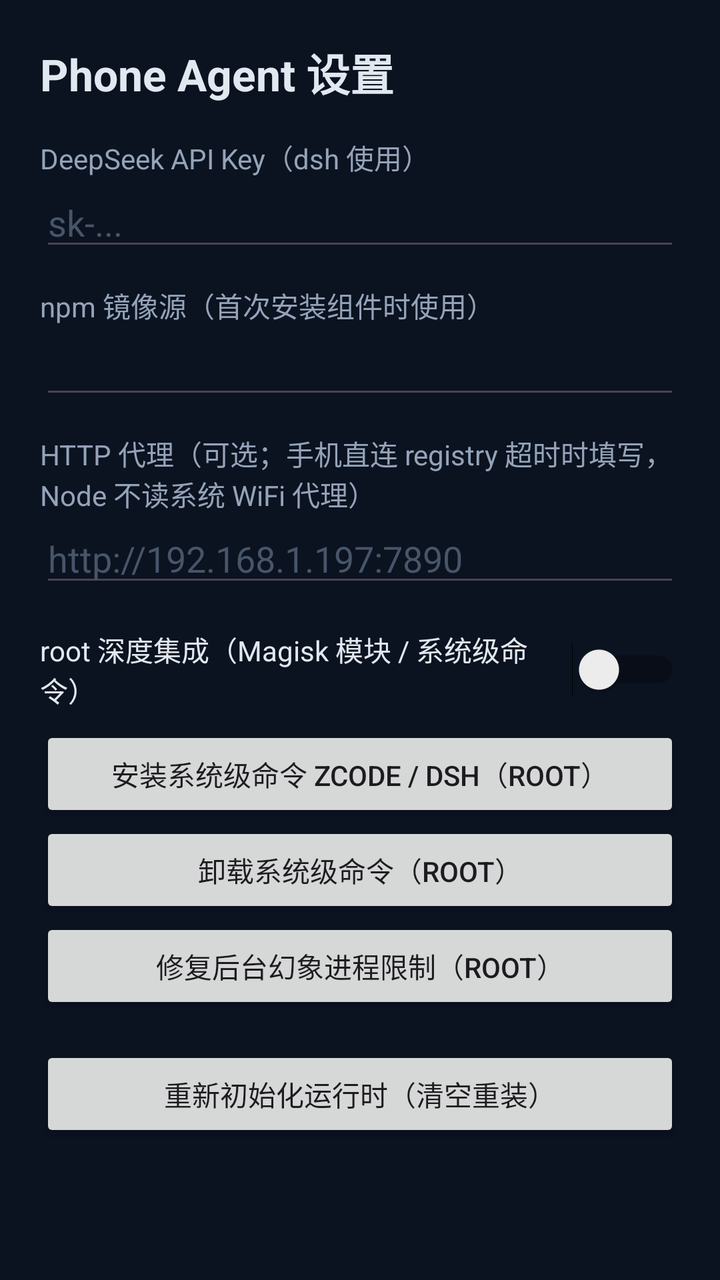
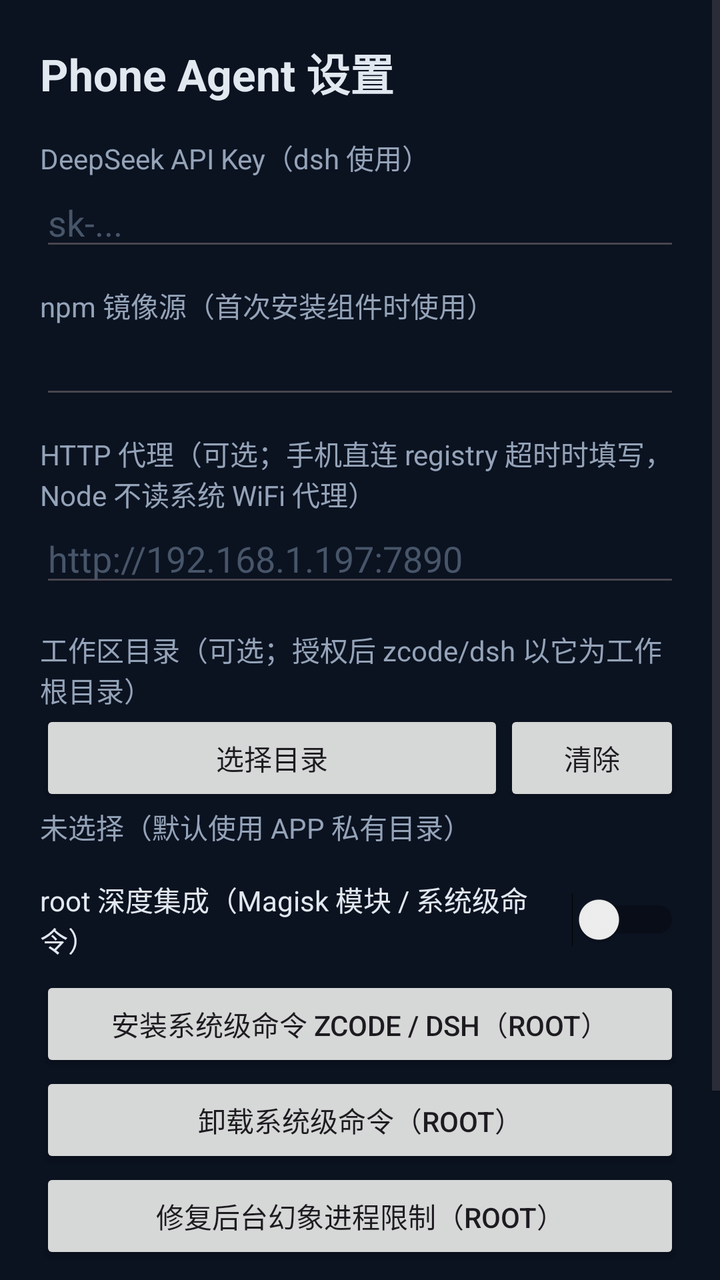

An Android layout rendered at two revisions. The XML below is the earlier revision; the diff shows what the commit changed to produce the second picture.
<!-- AndroidManifest.xml: application theme Theme.PhoneAgent -->
<!-- res/layout/activity_settings.xml -->
<?xml version="1.0" encoding="utf-8"?>
<ScrollView xmlns:android="http://schemas.android.com/apk/res/android"
    android:layout_width="match_parent"
    android:layout_height="match_parent"
    android:background="@color/ic_bg">

    <LinearLayout
        android:layout_width="match_parent"
        android:layout_height="wrap_content"
        android:orientation="vertical"
        android:padding="20dp">

        <TextView
            android:layout_width="wrap_content"
            android:layout_height="wrap_content"
            android:paddingBottom="16dp"
            android:text="@string/settings_label"
            android:textColor="#E2E8F0"
            android:textSize="22sp"
            android:textStyle="bold" />

        <TextView
            android:layout_width="wrap_content"
            android:layout_height="wrap_content"
            android:text="DeepSeek API Key（dsh 使用）"
            android:textColor="#94A3B8" />

        <EditText
            android:id="@+id/key_input"
            android:layout_width="match_parent"
            android:layout_height="wrap_content"
            android:hint="sk-..."
            android:inputType="textPassword"
            android:textColor="#E2E8F0"
            android:textColorHint="#475569" />

        <TextView
            android:layout_width="wrap_content"
            android:layout_height="wrap_content"
            android:paddingTop="12dp"
            android:text="npm 镜像源（首次安装组件时使用）"
            android:textColor="#94A3B8" />

        <EditText
            android:id="@+id/registry_input"
            android:layout_width="match_parent"
            android:layout_height="wrap_content"
            android:inputType="textUri"
            android:textColor="#E2E8F0" />

        <TextView
            android:layout_width="wrap_content"
            android:layout_height="wrap_content"
            android:paddingTop="12dp"
            android:text="HTTP 代理（可选；手机直连 registry 超时时填写，Node 不读系统 WiFi 代理）"
            android:textColor="#94A3B8" />

        <EditText
            android:id="@+id/proxy_input"
            android:layout_width="match_parent"
            android:layout_height="wrap_content"
            android:hint="http://192.168.1.197:7890"
            android:inputType="textUri"
            android:textColor="#E2E8F0"
            android:textColorHint="#475569" />

        <Switch
            android:id="@+id/root_switch"
            android:layout_width="match_parent"
            android:layout_height="wrap_content"
            android:paddingTop="16dp"
            android:text="root 深度集成（Magisk 模块 / 系统级命令）"
            android:textColor="#E2E8F0" />

        <Button
            android:id="@+id/install_module_btn"
            android:layout_width="match_parent"
            android:layout_height="wrap_content"
            android:layout_marginTop="8dp"
            android:text="安装系统级命令 zcode / dsh（root）" />

        <Button
            android:id="@+id/uninstall_module_btn"
            android:layout_width="match_parent"
            android:layout_height="wrap_content"
            android:text="卸载系统级命令（root）" />

        <Button
            android:id="@+id/phantom_btn"
            android:layout_width="match_parent"
            android:layout_height="wrap_content"
            android:text="修复后台幻象进程限制（root）" />

        <Button
            android:id="@+id/reinit_btn"
            android:layout_width="match_parent"
            android:layout_height="wrap_content"
            android:layout_marginTop="16dp"
            android:text="重新初始化运行时（清空重装）" />

        <TextView
            android:id="@+id/status"
            android:layout_width="match_parent"
            android:layout_height="wrap_content"
            android:paddingTop="16dp"
            android:textColor="#94A3B8"
            android:textIsSelectable="true" />
    </LinearLayout>
</ScrollView>
<!-- resources referenced by this layout -->
<resources>
  <color name="ic_bg">#0B1220</color>
  <string name="settings_label">Phone Agent 设置</string>
  <style name="Theme.PhoneAgent" parent="Theme.Material3.DayNight.NoActionBar">
          <item name="android:statusBarColor">@color/ic_bg</item>
          <item name="android:windowLayoutInDisplayCutoutMode">never</item>
      </style>
</resources>

<!-- the commit's change to res/layout/activity_settings.xml (unified diff, before → after) -->
@@ -64,6 +64,40 @@
             android:textColor="#E2E8F0"
             android:textColorHint="#475569" />
 
+        <TextView
+            android:layout_width="wrap_content"
+            android:layout_height="wrap_content"
+            android:paddingTop="16dp"
+            android:text="工作区目录（可选；授权后 zcode/dsh 以它为工作根目录）"
+            android:textColor="#94A3B8" />
+
+        <LinearLayout
+            android:layout_width="match_parent"
+            android:layout_height="wrap_content"
+            android:orientation="horizontal">
+
+            <Button
+                android:id="@+id/pick_workspace_btn"
+                android:layout_width="0dp"
+                android:layout_height="wrap_content"
+                android:layout_weight="1"
+                android:text="选择目录" />
+
+            <Button
+                android:id="@+id/clear_workspace_btn"
+                android:layout_width="wrap_content"
+                android:layout_height="wrap_content"
+                android:text="清除" />
+        </LinearLayout>
+
+        <TextView
+            android:id="@+id/workspace_text"
+            android:layout_width="match_parent"
+            android:layout_height="wrap_content"
+            android:text="未选择（默认使用 APP 私有目录）"
+            android:textColor="#94A3B8"
+            android:textIsSelectable="true" />
+
         <Switch
             android:id="@+id/root_switch"
             android:layout_width="match_parent"
